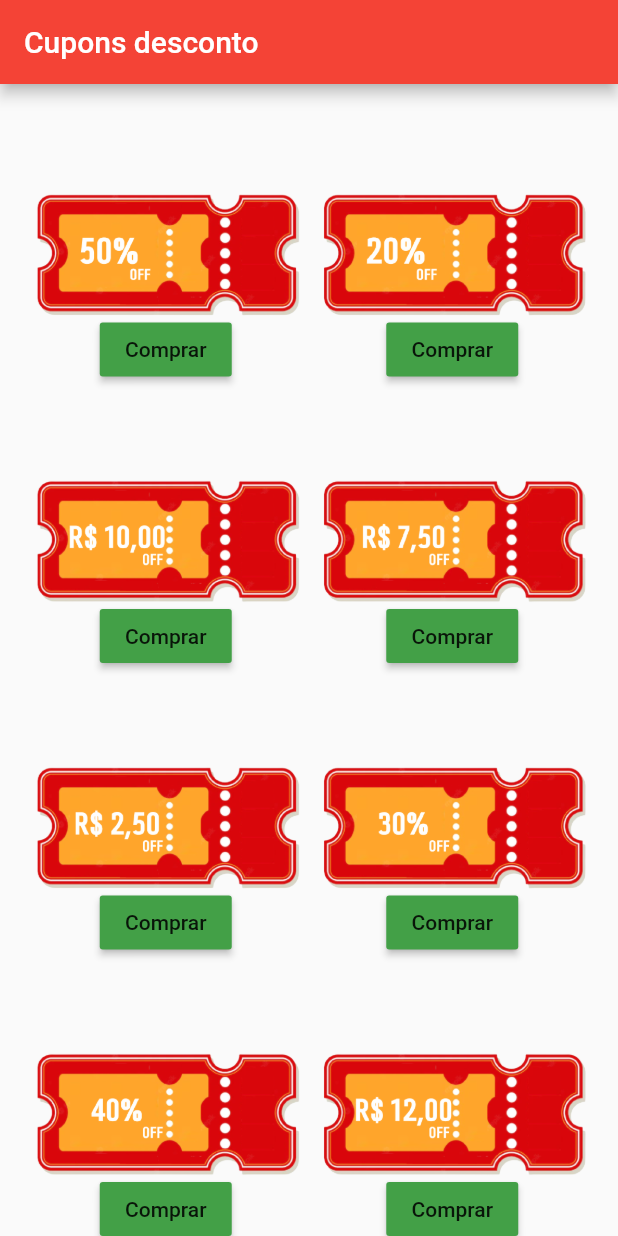
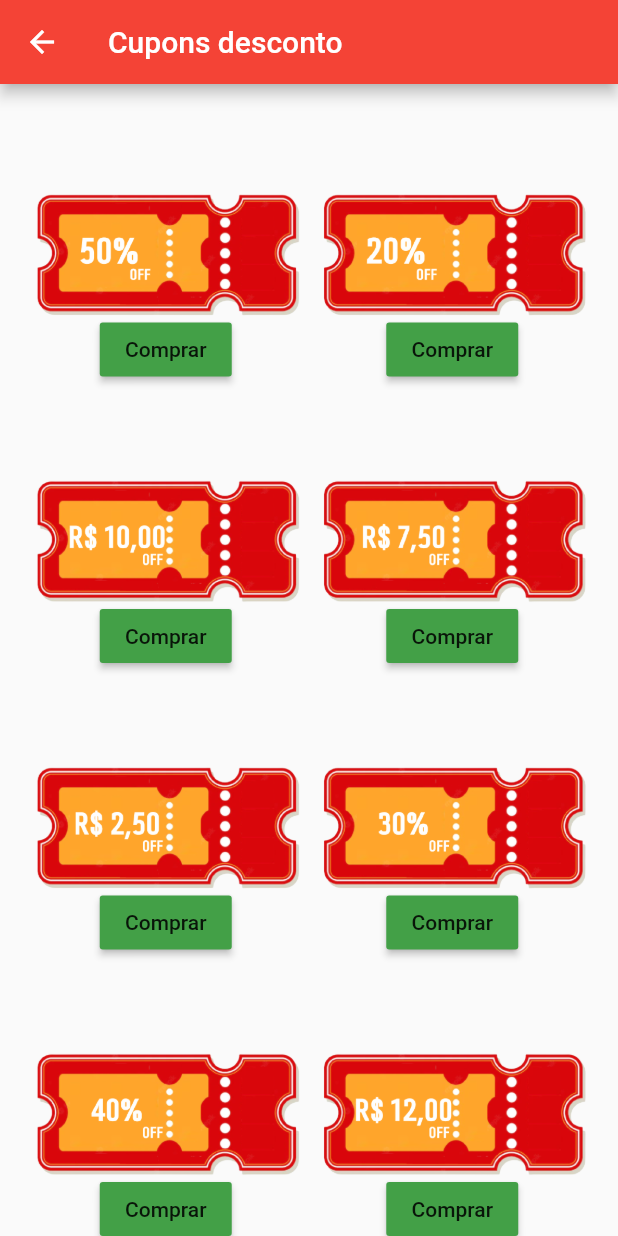
Before and after one commit to biancanilsen/App_McDonald-s, a Flutter app: the HomePage screen opened by its route, in the side drawer, after a tap on "Cupons", on a phone screen of 412 x 824 dp. Run offline on Flutter 3.47's test engine with Material 2 defaults, Android fonts, the light colour scheme and no system bars; network calls fail.

Commit message:
ajust navigation

```diff
--- a/lib/pages/coupon_page.dart
+++ b/lib/pages/coupon_page.dart
@@ -21,7 +21,7 @@ class _CouponPageState extends State<CouponPage> {
   Widget build(BuildContext context) {
     return Scaffold(
       appBar: AppBar(
-        automaticallyImplyLeading: false,
+        // automaticallyImplyLeading: false,
         title: const Text("Cupons desconto"),
       ),
       body: Container(
--- a/lib/pages/home_page.dart
+++ b/lib/pages/home_page.dart
@@ -27,7 +27,7 @@ class _HomePageState extends State<HomePage> {
               leading: Icon(Icons.sell),
               title: Text('Cupons'),
               onTap: () {
-                Navigator.of(context).pushReplacementNamed('/coupon');
+                Navigator.of(context).pushNamed('/coupon');
               },
             ),
           ],
```
